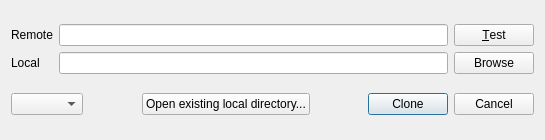
Old version of the form src/CloneDialog.ui in the repository soramimi/Guitar.
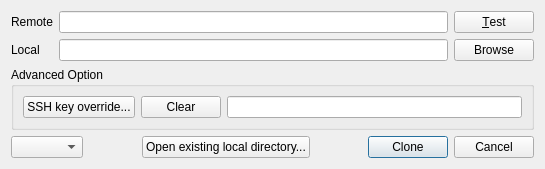
New version of the form. Custom widgets are drawn as their Qt base class.

Diff of the .ui file:
```diff
--- a/src/CloneDialog.ui
+++ b/src/CloneDialog.ui
@@ -7,7 +7,7 @@
     <x>0</x>
     <y>0</y>
     <width>545</width>
-    <height>140</height>
+    <height>164</height>
    </rect>
   </property>
   <property name="windowTitle">
@@ -59,6 +59,32 @@
      </item>
     </layout>
    </item>
+   <item>
+    <widget class="QGroupBox" name="groupBox">
+     <property name="title">
+      <string>Advanced Option</string>
+     </property>
+     <layout class="QHBoxLayout" name="horizontalLayout_2">
+      <item>
+       <widget class="QPushButton" name="pushButton_ssh_key_override">
+        <property name="text">
+         <string>SSH key override...</string>
+        </property>
+       </widget>
+      </item>
+      <item>
+       <widget class="QPushButton" name="pushButton_clear_ssh_key_override">
+        <property name="text">
+         <string>Clear</string>
+        </property>
+       </widget>
+      </item>
+      <item>
+       <widget class="ReadOnlyLineEdit" name="lineEdit_ssh_key_override"/>
+      </item>
+     </layout>
+    </widget>
+   </item>
    <item>
     <layout class="QHBoxLayout" name="horizontalLayout">
      <item>
@@ -129,6 +155,11 @@
    <extends>QLineEdit</extends>
    <header>DirectoryLineEdit.h</header>
   </customwidget>
+  <customwidget>
+   <class>ReadOnlyLineEdit</class>
+   <extends>QLineEdit</extends>
+   <header>ReadOnlyLineEdit.h</header>
+  </customwidget>
  </customwidgets>
  <tabstops>
   <tabstop>lineEdit_repo_location</tabstop>
```
